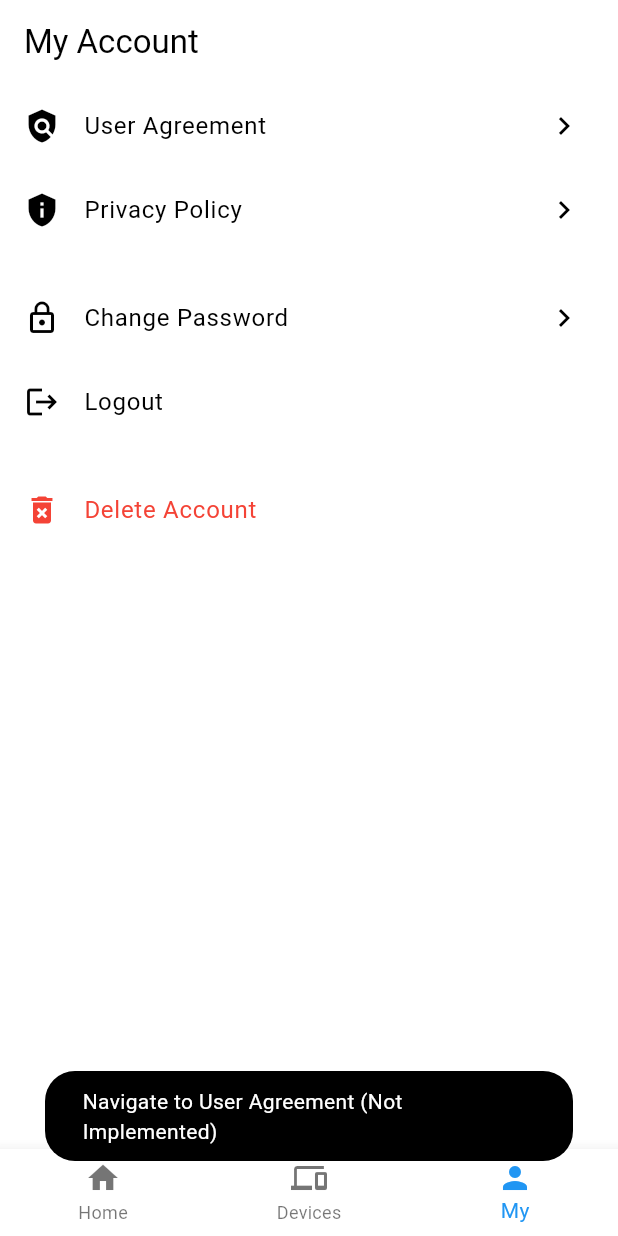
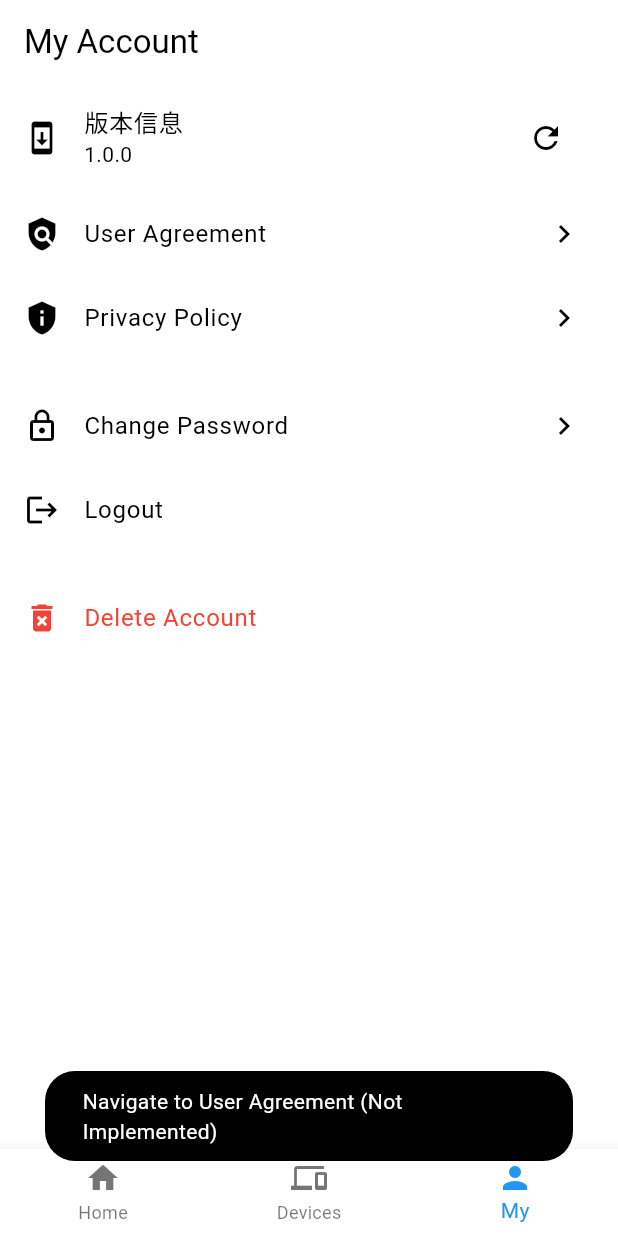
Before and after one commit to timzaak/ai-agent-app, a Flutter app: the MyPage screen opened by its route, after a tap on "User Agreement", on a phone screen of 412 x 824 dp. Run offline on Flutter 3.47's test engine with Material 3 defaults, Android fonts, the phone set to English and light mode, and no system bars; our stand-ins replace chewie, dio, firebase_auth, firebase_core, flutter_hooks, flutter_screenutil and 8 more; missing offline and left inert: cloudflare_turnstile, flutter_facebook_auth, flutter_upgrade_version, mobile_scanner; accounts and stored records are empty.

Commit message:
add update

```diff
--- a/lib/main.dart
+++ b/lib/main.dart
@@ -1,6 +1,7 @@
 import 'dart:async';
 
 import 'package:app/api/dio_util.dart';
+import 'package:app/services/version_service.dart';
 import 'package:flutter/foundation.dart';
 import 'package:flutter/gestures.dart';
 import 'package:flutter/material.dart';
@@ -21,6 +22,8 @@ void main() {
     // 检查 是否时网页
     if (!kIsWeb) {
       await Firebase.initializeApp();
+      // 检查版本更新
+      await VersionService().checkVersion();
     }
     initLogger();
     runApp(const MyApp());
--- a/lib/pages/index_tab/my_page.dart
+++ b/lib/pages/index_tab/my_page.dart
@@ -2,15 +2,52 @@ import 'package:flutter/material.dart';
 import 'package:firebase_auth/firebase_auth.dart';
 import 'package:go_router/go_router.dart';
 import 'package:flutter_smart_dialog/flutter_smart_dialog.dart';
+import 'package:package_info_plus/package_info_plus.dart';
+import 'package:flutter/foundation.dart';
 
 import '../account/password_page.dart';
 import '../account/password_type.dart';
 import '../../l10n/app_localizations.dart';
+import '../../services/version_service.dart';
 
-class MyPage extends StatelessWidget {
-  static const sName = 'my'; // For named navigation
+class MyPage extends StatefulWidget {
+  static const sName = 'my';
 
   const MyPage({super.key});
+
+  @override
+  State<MyPage> createState() => _MyPageState();
+}
+
+class _MyPageState extends State<MyPage> {
+  String _version = '';
+  final _versionService = VersionService();
+
+  @override
+  void initState() {
+    super.initState();
+    _getVersion();
+  }
+
+  Future<void> _getVersion() async {
+    if (!kIsWeb) {
+      final packageInfo = await PackageInfo.fromPlatform();
+      setState(() {
+        _version = packageInfo.version;
+      });
+    }
+  }
+
+  Future<void> _checkVersion() async {
+    if (!kIsWeb) {
+      await _versionService.checkVersion();
+      if (_versionService.hasNewVersion) {
+        await _versionService.showUpgradeDialog();
+      } else {
+        SmartDialog.showToast('当前已是最新版本');
+      }
+    }
+  }
 
   Future<void> _logout(BuildContext context) async {
     final l10n = AppLocalizations.of(context)!;
@@ -18,9 +55,7 @@ class MyPage extends StatelessWidget {
     try {
       await FirebaseAuth.instance.signOut();
       SmartDialog.dismiss();
-      // Navigate to login screen. Ensure 'login' is a defined route name.
-      // context.goNamed(LoginPage.sName); // If LoginPage.sName is available
-      context.go('/login'); // Or directly use the path
+      context.go('/login');
     } catch (e) {
       SmartDialog.dismiss();
       SmartDialog.showToast(l10n.logoutFailed(e.toString()));
@@ -29,7 +64,6 @@ class MyPage extends StatelessWidget {
 
   Future<void> _deleteAccount(BuildContext context) async {
     final l10n = AppLocalizations.of(context)!;
-    // Show confirmation dialog
     final bool? confirmed = await showDialog<bool>(
       context: context,
       builder: (BuildContext context) {
@@ -56,14 +90,11 @@ class MyPage extends StatelessWidget {
         await FirebaseAuth.instance.currentUser?.delete();
         SmartDialog.dismiss();
         SmartDialog.showToast(l10n.accountDeletedSuccess);
-        // Navigate to login screen
-        // context.goNamed(LoginPage.sName);
         context.go('/login');
       } on FirebaseAuthException catch (e) {
         SmartDialog.dismiss();
         if (e.code == 'requires-recent-login') {
           SmartDialog.showToast(l10n.requiresRecentLogin);
-          // Optionally, force re-authentication here
         } else {
           SmartDialog.showToast(l10n.unexpectedError(e.message ?? ''));
         }
@@ -76,18 +107,12 @@ class MyPage extends StatelessWidget {
 
   void _viewUserAgreement(BuildContext context) {
     final l10n = AppLocalizations.of(context)!;
-    // Placeholder: In a real app, navigate to User Agreement page or open URL
     SmartDialog.showToast('Navigate to ${l10n.userAgreement} (Not Implemented)');
-    // Example: context.go('/user-agreement');
-    // Or using url_launcher: launchUrl(Uri.parse('https://example.com/user-agreement'));
   }
 
   void _viewPrivacyPolicy(BuildContext context) {
     final l10n = AppLocalizations.of(context)!;
-    // Placeholder: In a real app, navigate to Privacy Policy page or open URL
     SmartDialog.showToast('Navigate to ${l10n.privacyPolicy} (Not Implemented)');
-    // Example: context.go('/privacy-policy');
-    // Or using url_launcher: launchUrl(Uri.parse('https://example.com/privacy-policy'));
   }
 
   @override
@@ -99,6 +124,32 @@ class MyPage extends StatelessWidget {
       ),
       body: ListView(
         children: <Widget>[
+          if (!kIsWeb) ListTile(
+            leading: const Icon(Icons.system_update),
+            title: const Text('版本信息'),
+            subtitle: Text(_version),
+            trailing: Stack(
+              children: [
+                IconButton(
+                  icon: const Icon(Icons.refresh),
+                  onPressed: _checkVersion,
+                ),
+                if (_versionService.hasNewVersion)
+                  Positioned(
+                    right: 0,
+                    top: 0,
+                    child: Container(
+                      width: 8,
+                      height: 8,
+                      decoration: const BoxDecoration(
+                        color: Colors.red,
+                        shape: BoxShape.circle,
+                      ),
+                    ),
+                  ),
+              ],
+            ),
+          ),
           ListTile(
             leading: const Icon(Icons.policy),
             title: Text(l10n.userAgreement),
--- a/pubspec.yaml
+++ b/pubspec.yaml
@@ -60,6 +60,8 @@ dependencies:
   chewie: ^1.11.3
   video_player: ^2.9.5
   cloudflare_turnstile: ^3.2.1
+  flutter_upgrade_version: ^1.1.8
+  package_info_plus: ^8.3.0
 
 dev_dependencies:
   flutter_test:
```
Also changed, not shown: lib/services/version_service.dart (added, +44 -0 lines), pubspec.lock.
